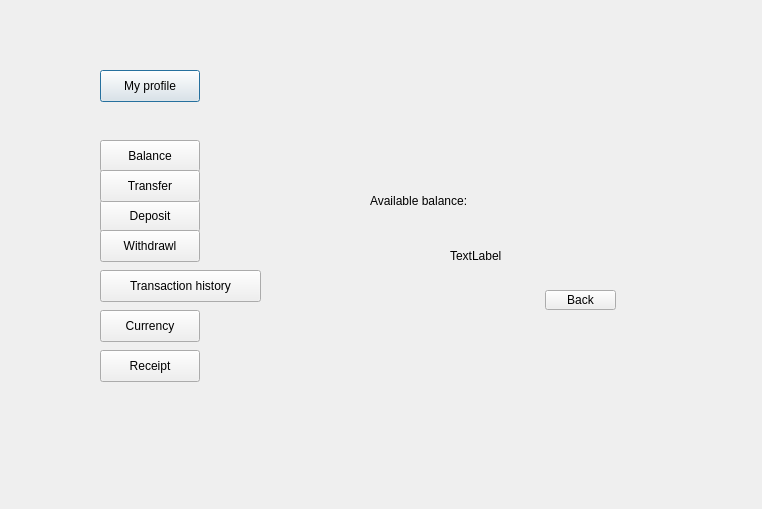
Before: the Qt Designer form bank-automat/menu.ui in 25kmo-project/group_15, drawn with Qt 5.
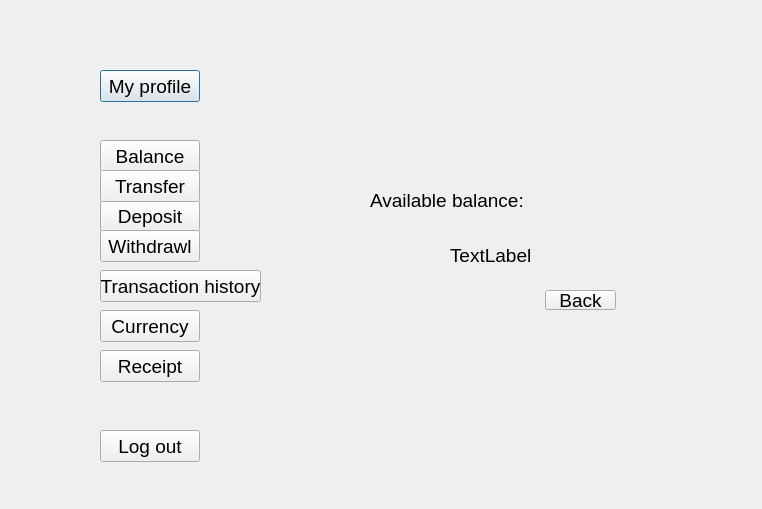
After: the same form once the commit is applied.

Commit message: log put button added

```diff
--- a/bank-automat/menu.ui
+++ b/bank-automat/menu.ui
@@ -22,6 +22,12 @@
      <height>32</height>
     </rect>
    </property>
+   <property name="font">
+    <font>
+     <family>Arial</family>
+     <pointsize>14</pointsize>
+    </font>
+   </property>
    <property name="text">
     <string>My profile</string>
    </property>
@@ -35,6 +41,12 @@
      <height>32</height>
     </rect>
    </property>
+   <property name="font">
+    <font>
+     <family>Arial</family>
+     <pointsize>14</pointsize>
+    </font>
+   </property>
    <property name="text">
     <string>Balance</string>
    </property>
@@ -48,6 +60,12 @@
      <height>32</height>
     </rect>
    </property>
+   <property name="font">
+    <font>
+     <family>Arial</family>
+     <pointsize>14</pointsize>
+    </font>
+   </property>
    <property name="text">
     <string>Transaction history</string>
    </property>
@@ -61,6 +79,12 @@
      <height>32</height>
     </rect>
    </property>
+   <property name="font">
+    <font>
+     <family>Arial</family>
+     <pointsize>14</pointsize>
+    </font>
+   </property>
    <property name="text">
     <string>Deposit</string>
    </property>
@@ -74,6 +98,12 @@
      <height>32</height>
     </rect>
    </property>
+   <property name="font">
+    <font>
+     <family>Arial</family>
+     <pointsize>14</pointsize>
+    </font>
+   </property>
    <property name="text">
     <string>Withdrawl</string>
    </property>
@@ -87,6 +117,12 @@
      <height>32</height>
     </rect>
    </property>
+   <property name="font">
+    <font>
+     <family>Arial</family>
+     <pointsize>14</pointsize>
+    </font>
+   </property>
    <property name="text">
     <string>Currency</string>
    </property>
@@ -100,6 +136,12 @@
      <height>32</height>
     </rect>
    </property>
+   <property name="font">
+    <font>
+     <family>Arial</family>
+     <pointsize>14</pointsize>
+    </font>
+   </property>
    <property name="text">
     <string>Receipt</string>
    </property>
@@ -113,6 +155,12 @@
      <height>32</height>
     </rect>
    </property>
+   <property name="font">
+    <font>
+     <family>Arial</family>
+     <pointsize>14</pointsize>
+    </font>
+   </property>
    <property name="text">
     <string>Transfer</string>
    </property>
@@ -126,6 +174,12 @@
      <height>211</height>
     </rect>
    </property>
+   <property name="font">
+    <font>
+     <family>Arial</family>
+     <pointsize>14</pointsize>
+    </font>
+   </property>
    <property name="currentIndex">
     <number>1</number>
    </property>
@@ -140,6 +194,12 @@
        <height>41</height>
       </rect>
      </property>
+     <property name="font">
+      <font>
+       <family>Arial</family>
+       <pointsize>14</pointsize>
+      </font>
+     </property>
      <property name="text">
       <string>Available balance:</string>
      </property>
@@ -153,6 +213,12 @@
        <height>31</height>
       </rect>
      </property>
+     <property name="font">
+      <font>
+       <family>Arial</family>
+       <pointsize>14</pointsize>
+      </font>
+     </property>
      <property name="text">
       <string>TextLabel</string>
      </property>
@@ -166,12 +232,37 @@
        <height>20</height>
       </rect>
      </property>
+     <property name="font">
+      <font>
+       <family>Arial</family>
+       <pointsize>14</pointsize>
+      </font>
+     </property>
      <property name="text">
       <string>Back</string>
      </property>
     </widget>
    </widget>
   </widget>
+  <widget class="QPushButton" name="btnLogOut">
+   <property name="geometry">
+    <rect>
+     <x>100</x>
+     <y>430</y>
+     <width>100</width>
+     <height>32</height>
+    </rect>
+   </property>
+   <property name="font">
+    <font>
+     <family>Arial</family>
+     <pointsize>14</pointsize>
+    </font>
+   </property>
+   <property name="text">
+    <string>Log out</string>
+   </property>
+  </widget>
  </widget>
  <resources/>
  <connections/>
```
The commit also changes 3 other files.
